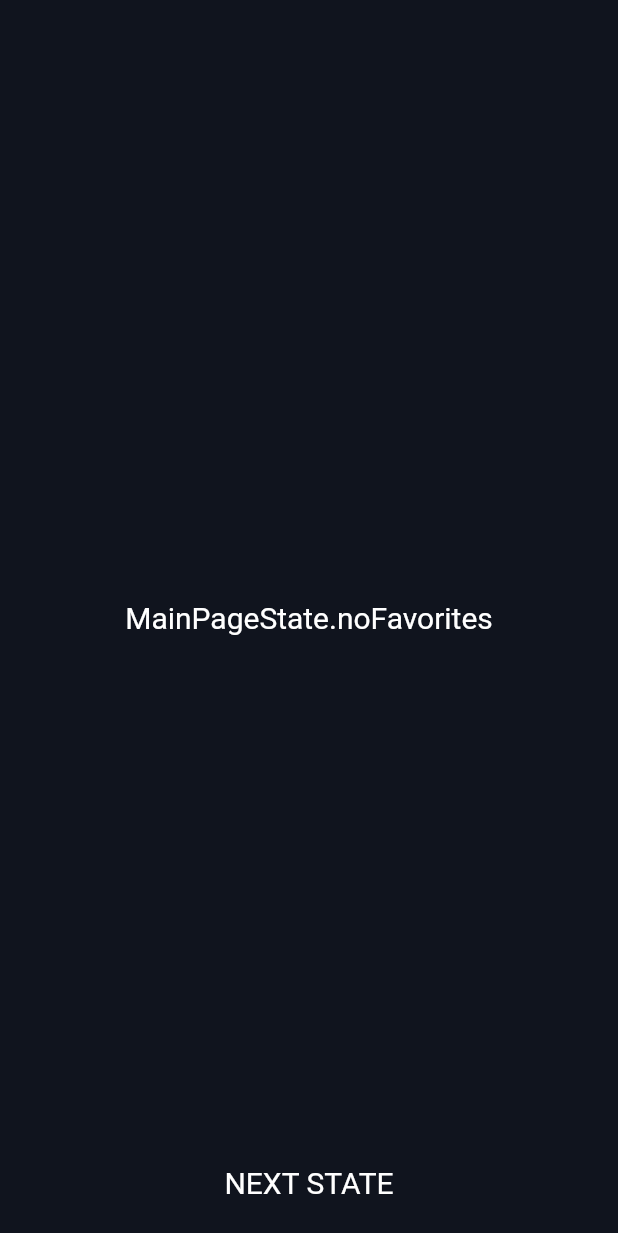
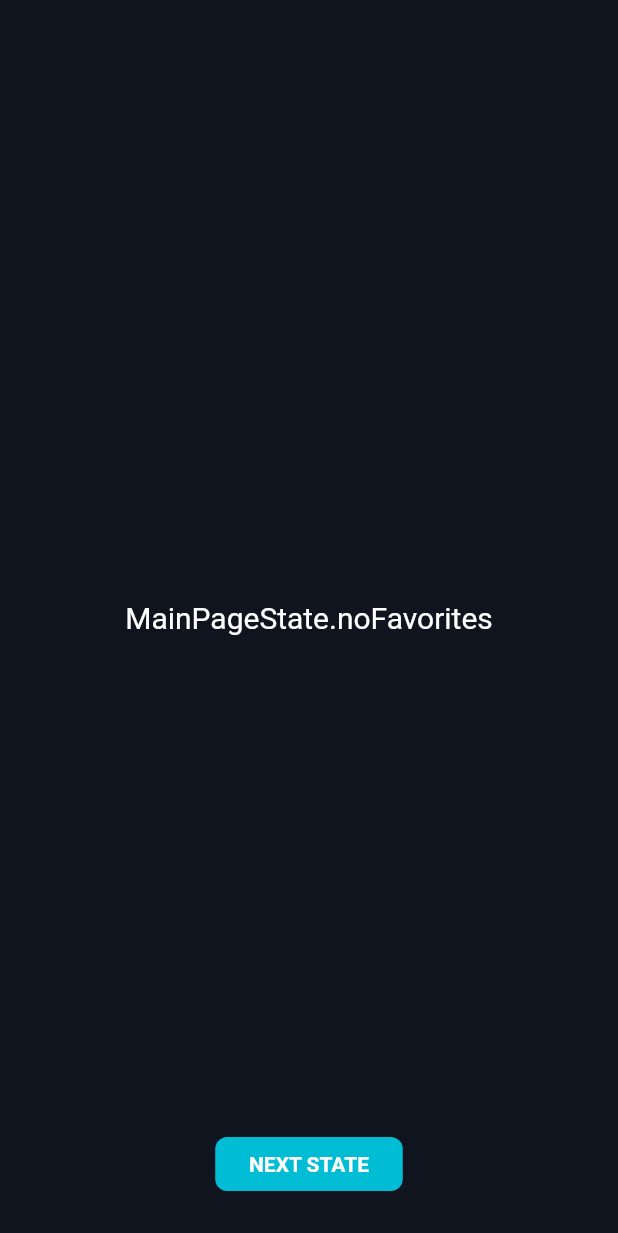
Before and after one commit to romasks/superheroes, a Flutter app: the screen it shows after launch, on a phone screen of 412 x 824 dp. Shown: the top 1233 px of the screen. Run offline on Flutter 3.47's test engine with Material 2 defaults, Android fonts, the phone set to English and light mode, and no system bars; our stand-ins replace google_fonts, rxdart; Roboto replaces fonts that are missing (OpenSans_regular).

Commit message:
Task 1 & 2

```diff
--- a/lib/main.dart
+++ b/lib/main.dart
@@ -1,4 +1,5 @@
 import 'package:flutter/material.dart';
+import 'package:google_fonts/google_fonts.dart';
 import 'package:superheroes/pages/main_page.dart';
 
 void main() {
@@ -10,6 +11,7 @@ class MyApp extends StatelessWidget {
   Widget build(BuildContext context) {
     return MaterialApp(
       home: MainPage(),
+      theme: ThemeData(fontFamily: 'OpenSans_regular'),
     );
   }
 }
--- a/lib/pages/main_page.dart
+++ b/lib/pages/main_page.dart
@@ -2,6 +2,7 @@ import 'package:flutter/material.dart';
 import 'package:provider/provider.dart';
 import 'package:superheroes/blocs/main_bloc.dart';
 import 'package:superheroes/resources/superheroes_colors.dart';
+import 'package:superheroes/widgets/action_button.dart';
 
 class MainPage extends StatefulWidget {
   MainPage({Key? key}) : super(key: key);
@@ -42,14 +43,11 @@ class MainPageContent extends StatelessWidget {
         MainPageStateWidget(),
         Align(
           alignment: Alignment.bottomCenter,
-          child: GestureDetector(
-            onTap: () => bloc.nextState(),
-            child: Padding(
-              padding: const EdgeInsets.only(bottom: 24),
-              child: Text(
-                "Next state".toUpperCase(),
-                style: TextStyle(fontSize: 20, color: Colors.white),
-              ),
+          child: Padding(
+            padding: const EdgeInsets.only(bottom: 30),
+            child: ActionButton(
+              onTap: () => bloc.nextState(),
+              text: "Next state",
             ),
           ),
         ),
--- a/lib/resources/superheroes_colors.dart
+++ b/lib/resources/superheroes_colors.dart
@@ -6,4 +6,5 @@ class SuperheroesColors {
 
   static const background = Color(0xFF10141E);
   static const loadingIndicator = Colors.blue;
+  static const blueButton = Color.fromRGBO(0, 188, 212, 1);
 }
--- a/lib/widgets/action_button.dart
+++ b/lib/widgets/action_button.dart
@@ -1,10 +1,39 @@
+import 'package:flutter/cupertino.dart';
 import 'package:flutter/material.dart';
+import 'package:superheroes/resources/superheroes_colors.dart';
 
 class ActionButton extends StatelessWidget {
-  const ActionButton({Key? key}) : super(key: key);
+  final String text;
+  final VoidCallback onTap;
+
+  const ActionButton({
+    Key? key,
+    required this.text,
+    required this.onTap,
+  }) : super(key: key);
 
   @override
   Widget build(BuildContext context) {
-    return Container();
+    return GestureDetector(
+      onTap: onTap,
+      child: Container(
+        height: 36,
+        width: 125,
+        alignment: Alignment.center,
+        padding: const EdgeInsets.symmetric(vertical: 8, horizontal: 20),
+        decoration: BoxDecoration(
+          borderRadius: BorderRadius.circular(8),
+          color: SuperheroesColors.blueButton,
+        ),
+        child: Text(
+          text.toUpperCase(),
+          style: TextStyle(
+            fontSize: 14,
+            color: Colors.white,
+            fontWeight: FontWeight.w700,
+          ),
+        ),
+      ),
+    );
   }
 }
```
